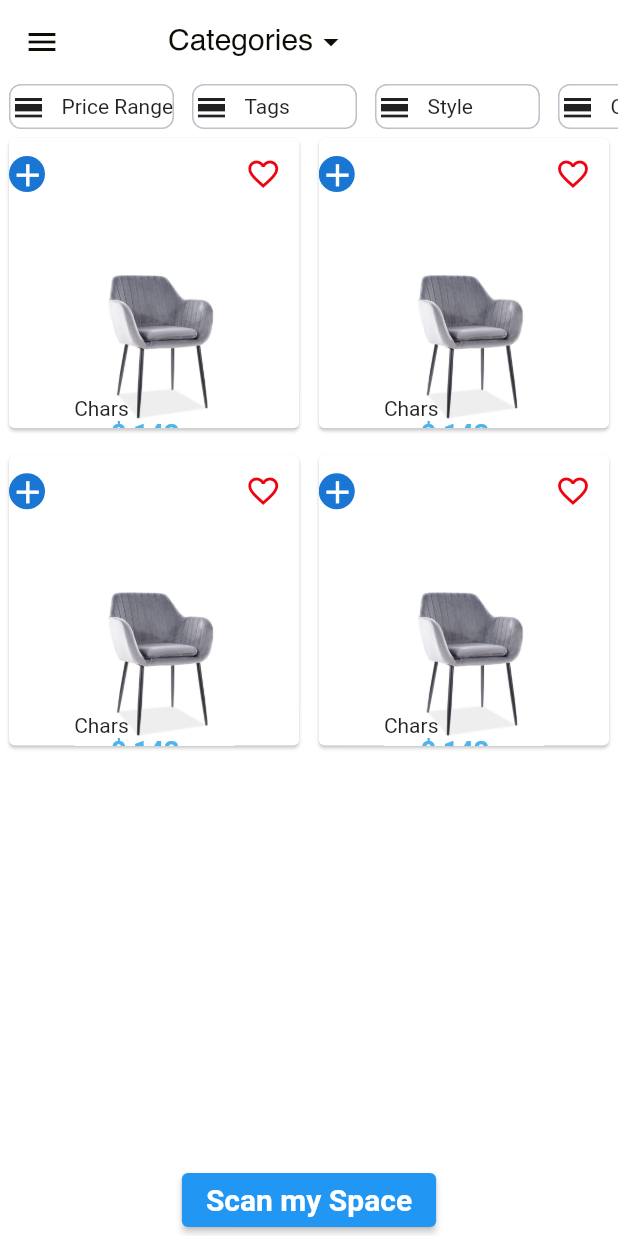
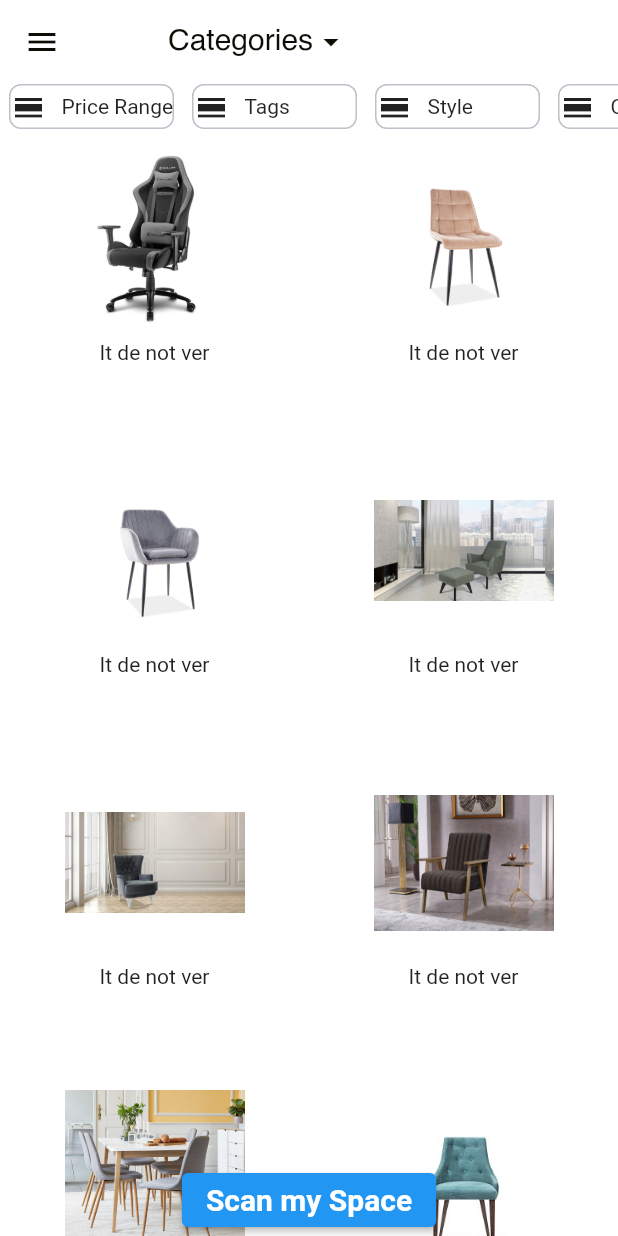
Before and after one commit to home-22/shop_air_app, a Flutter app: the HomeScreen screen opened directly, on a phone screen of 412 x 824 dp. Run offline on Flutter 3.47's test engine with Material 2 defaults, Android fonts, the phone set to English and light mode, and no system bars.

Commit message:
shop_air_app

```diff
--- a/lib/model/items.dart
+++ b/lib/model/items.dart
@@ -6,7 +6,7 @@ class Items {
   final String description;
   final String price;
   final String image;
-  final List<Color> loadColors;
+  // final List<Color> loadColors;
 
   const Items({
     required this.id,
@@ -14,6 +14,6 @@ class Items {
     required this.description,
     required this.price,
     required this.image,
-    required this.loadColors,
+//    required this.loadColors,
   });
 }
--- a/lib/screens/home_screen/home_screen.dart
+++ b/lib/screens/home_screen/home_screen.dart
@@ -1,10 +1,13 @@
 import 'package:flutter/material.dart';
 import 'package:shop_air_app/colors/app_colors.dart';
+
 import 'package:shop_air_app/screens/home_screen/components/range_card.dart';
 import 'package:shop_air_app/screens/items_screen/items_screen.dart';
 
 class HomeScreen extends StatefulWidget {
-  const HomeScreen({super.key});
+  const HomeScreen({
+    super.key,
+  });
 
   @override
   State<HomeScreen> createState() => _HomeScreenState();
@@ -47,7 +50,8 @@ class _HomeScreenState extends State<HomeScreen> {
         physics: const BouncingScrollPhysics(),
         slivers: [
           SliverList(
-            delegate: SliverChildListDelegate([
+            delegate: SliverChildListDelegate(
+              [
                 SingleChildScrollView(
                   scrollDirection: Axis.horizontal,
                   child: Row(
@@ -59,89 +63,48 @@ class _HomeScreenState extends State<HomeScreen> {
                       RangeCard(title: 'Color'),
                     ],
                   ),
-              )
-            ]),
                 ),
-          SliverPadding(
-            padding: const EdgeInsets.all(2.0),
-            sliver: SliverGrid(
-              gridDelegate: const SliverGridDelegateWithMaxCrossAxisExtent(
-                maxCrossAxisExtent: 300.0,
-                mainAxisSpacing: 10.0,
-                crossAxisSpacing: 5.0,
-                childAspectRatio: 1.0,
-              ),
-              delegate: SliverChildListDelegate(
-                [
-                  for (int i = 0; i < 4; i++)
+                SizedBox(
+                  child: GridView.count(
+                    crossAxisCount: 2,
+                    childAspectRatio: 0.99,
+                    physics: const NeverScrollableScrollPhysics(),
+                    shrinkWrap: true,
+                    children: [
+                      for (int i = 1; i < 11; i++)
+                        Container(
+                            padding: const EdgeInsets.all(5.0),
+                            child: Column(
+                              children: [
                                 GestureDetector(
                                   onTap: () {
                                     Navigator.push(
                                       context,
                                       MaterialPageRoute(
-                            builder: (context) => const ItemsScreen(),
+                                        builder: (context) =>
+                                            const ItemsScreen(),
                                       ),
                                     );
                                   },
-                      child: Scaffold(
-                        backgroundColor: AppColors.kWhite,
-                        body: Card(
-                          child: SingleChildScrollView(
-                            child: Column(
-                              children: [
-                                Row(
-                                  mainAxisAlignment:
-                                      MainAxisAlignment.spaceBetween,
-                                  children: [
-                                    const CircleAvatar(
-                                      radius: 12,
-                                      child: Icon(
-                                        Icons.add,
-                                        size: 25,
-                                      ),
-                                    ),
-                                    IconButton(
-                                        onPressed: () {},
-                                        icon: Icon(
-                                          Icons.favorite_border,
-                                          color: AppColors.kRed,
-                                        ))
-                                  ],
-                                ),
-                                Stack(
-                                  children: [
-                                    Image.asset(
-                                      'assets/images/003.png',
-                                      fit: BoxFit.cover,
-                                      height: 160,
-                                    ),
-                                    const Positioned(
-                                      bottom: 20,
-                                      left: 0,
-                                      child: Text('Chars'),
-                                    ),
-                                    Positioned(
-                                      bottom: 0,
-                                      left: 20,
-                                      child: Text(
-                                        ' \$ 143._',
-                                        style: TextStyle(
-                                          color: AppColors.kBlue,
-                                          fontSize: 18,
-                                          fontWeight: FontWeight.bold,
+                                  child: Padding(
+                                    padding: const EdgeInsets.all(8.0),
+                                    child: Image.asset(
+                                      'assets/images/$i.png',
+                                      width: 120,
+                                      height: 120,
                                     ),
                                   ),
                                 ),
+                                const Padding(
+                                  padding: EdgeInsets.only(),
+                                  child: Text('It de not ver'),
+                                )
+                              ],
+                            )),
                     ],
                   ),
+                )
               ],
-                            ),
-                          ),
-                        ),
-                      ),
-                    ),
-                ],
-              ),
             ),
           ),
         ],
@@ -153,10 +116,11 @@ class _HomeScreenState extends State<HomeScreen> {
           'Scan my Space',
           style: TextStyle(
             fontSize: 20,
-                //backgroundColor: AppColors.kBlue,
             color: AppColors.kWhite,
-                fontWeight: FontWeight.bold),
-          )),
+            fontWeight: FontWeight.bold,
+          ),
+        ),
+      ),
     );
   }
 }
--- a/lib/screens/items_screen/items_screen.dart
+++ b/lib/screens/items_screen/items_screen.dart
@@ -21,7 +21,7 @@ class ItemsScreen extends StatelessWidget {
                 },
                 icon: const Icon(Icons.arrow_back_ios),
               ),
-              Image.asset('assets/images/001.png'),
+              Image.asset('assets/images/1.png'),
               const Padding(
                 padding: EdgeInsets.symmetric(horizontal: 10.0),
                 child: Text(
```
Also changed, not shown: assets/images/1.png (renamed from assets/images/001.png), assets/images/10.png (renamed from assets/images/010.png), assets/images/2.png (renamed from assets/images/002.png), assets/images/3.png (renamed from assets/images/003.png), assets/images/4.png (renamed from assets/images/004.png), assets/images/5.png (renamed from assets/images/005.png), assets/images/6.png (renamed from assets/images/006.png), assets/images/7.png (renamed from assets/images/007.png), assets/images/8.png (renamed from assets/images/008.png), assets/images/9.png (renamed from assets/images/009.png). Lines whose indentation alone changed are shown as unchanged.
